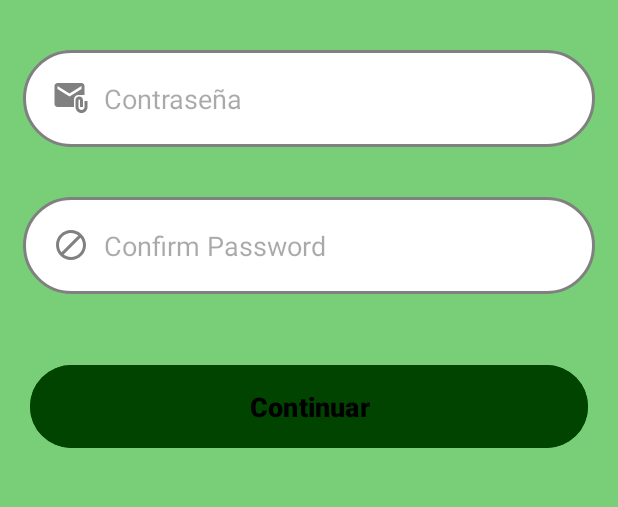
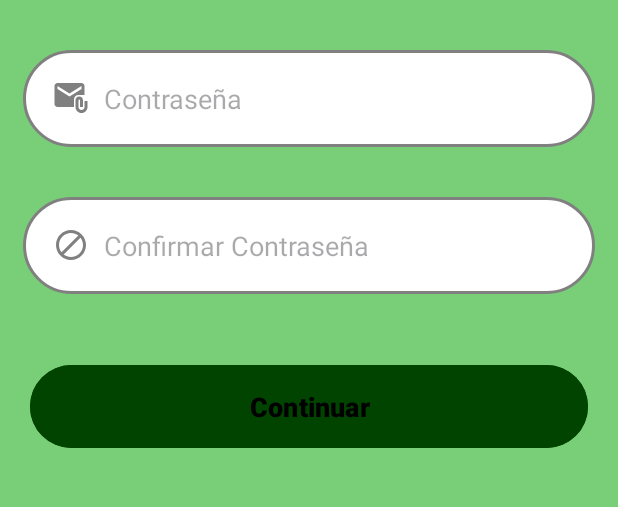
Before and after one commit to Angel96102/ProyectoGrupal, an Android app: the ResetPassword screen opened directly, with no data from a screen before it, on a phone screen of 412 x 824 dp, the part 552-1059 px from its top. Run offline under Robolectric (Android 15) with nearby library versions, the phone set to English and light mode, and no system bars.

Commit message:
5 cambio

```diff
--- a/app/src/main/res/layout/activity_reset_password.xml
+++ b/app/src/main/res/layout/activity_reset_password.xml
@@ -33,7 +33,6 @@
             android:layout_weight="1"
             android:text="@string/reset"
             android:textColor="@color/black"
-
             android:textSize="25dp"
             android:textStyle="bold"
             android:layout_marginStart="40dp"/>
--- a/app/src/main/res/values/strings.xml
+++ b/app/src/main/res/values/strings.xml
@@ -24,7 +24,7 @@
     <string name="verification">Verification</string>
     <string name="send">Send</string>
     <string name="reset">Restablecer Contraseña</string>
-    <string name="confirmpassword">Confirm Password</string>
+    <string name="confirmpassword">Confirmar Contraseña</string>
     <string name="coninue">Continuar</string>
     <string name="log">Iniciar sesion</string>
     <string name="as">Enter your email</string>
```
